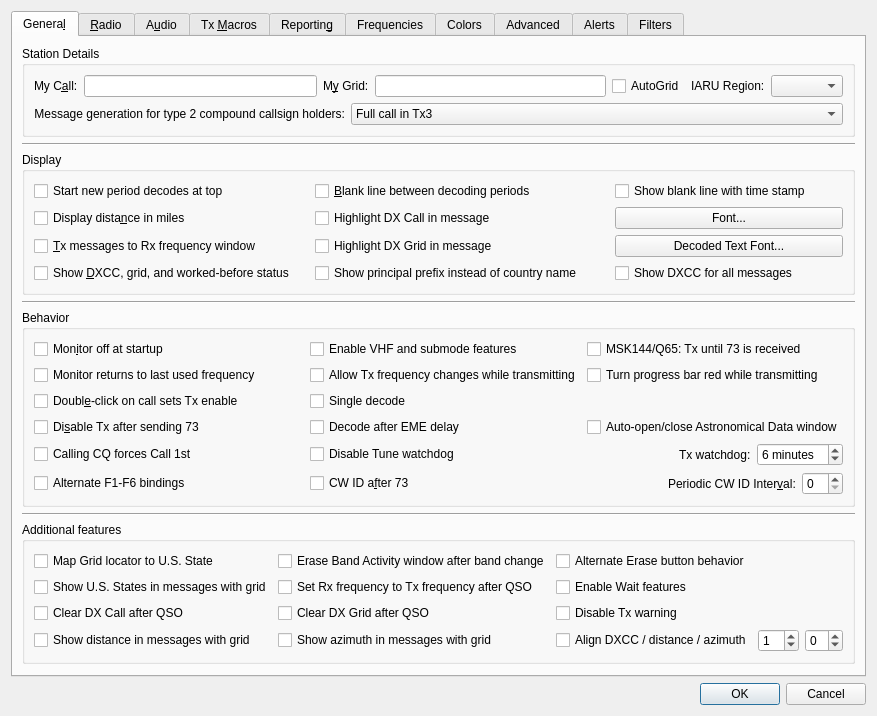
First picture: the form in Configuration.ui, repository uaro-radio/wsjtx, before the edit.
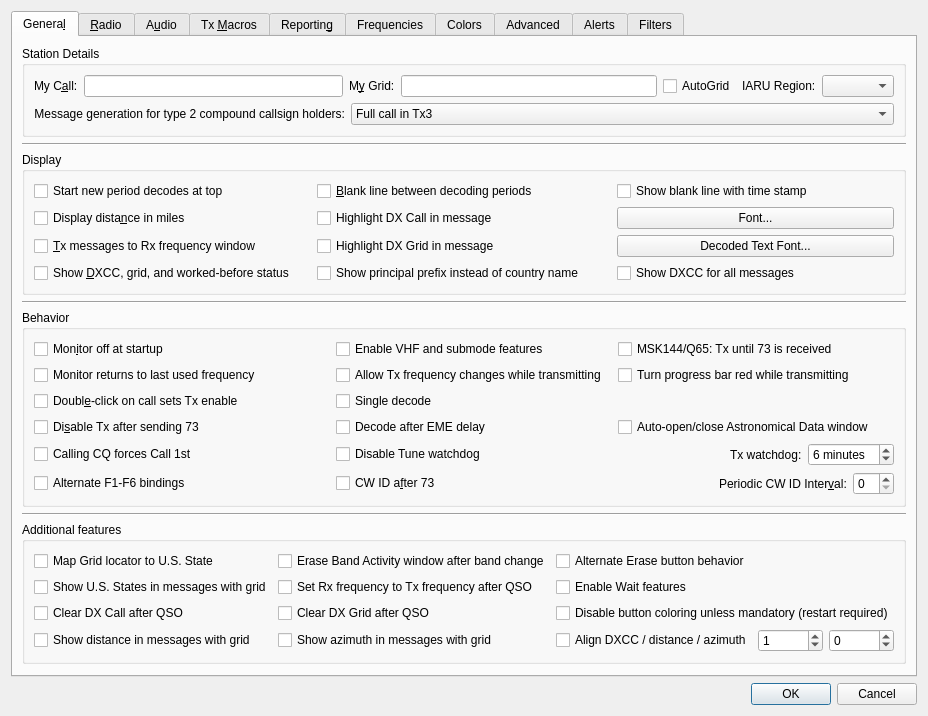
Second picture: the form after the edit. Custom widgets are drawn as their Qt base class.

Commit message: Add Button Coloring feature.

The edit to the form file:
```diff
--- a/Configuration.ui
+++ b/Configuration.ui
@@ -650,13 +650,6 @@
             </property>
            </widget>
           </item>
-          <item row="3" column="2">
-           <widget class="QCheckBox" name="disable_Tx_warning_check_box">
-            <property name="text">
-             <string>Disable Tx warning</string>
-            </property>
-           </widget>
-          </item>
           <item row="4" column="1">
            <widget class="QCheckBox" name="cb_showAzimuth">
             <property name="toolTip">
@@ -680,6 +673,13 @@
             </property>
            </widget>
           </item>
+          <item row="3" column="2" colspan="3">
+           <widget class="QCheckBox" name="disable_button_coloring_check_box">
+            <property name="text">
+             <string>Disable button coloring unless mandatory (restart required)</string>
+            </property>
+           </widget>
+          </item>
          </layout>
         </widget>
        </item>
```
Left out of the diff: 13 changed lines with no effect on the pictures. The commit also changes 35 other files.
